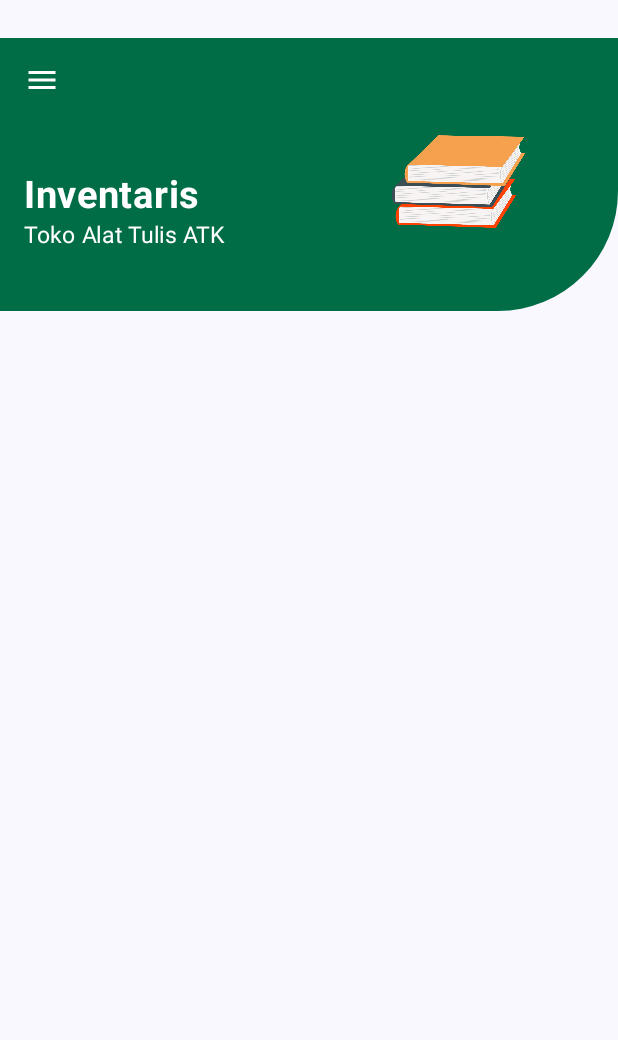
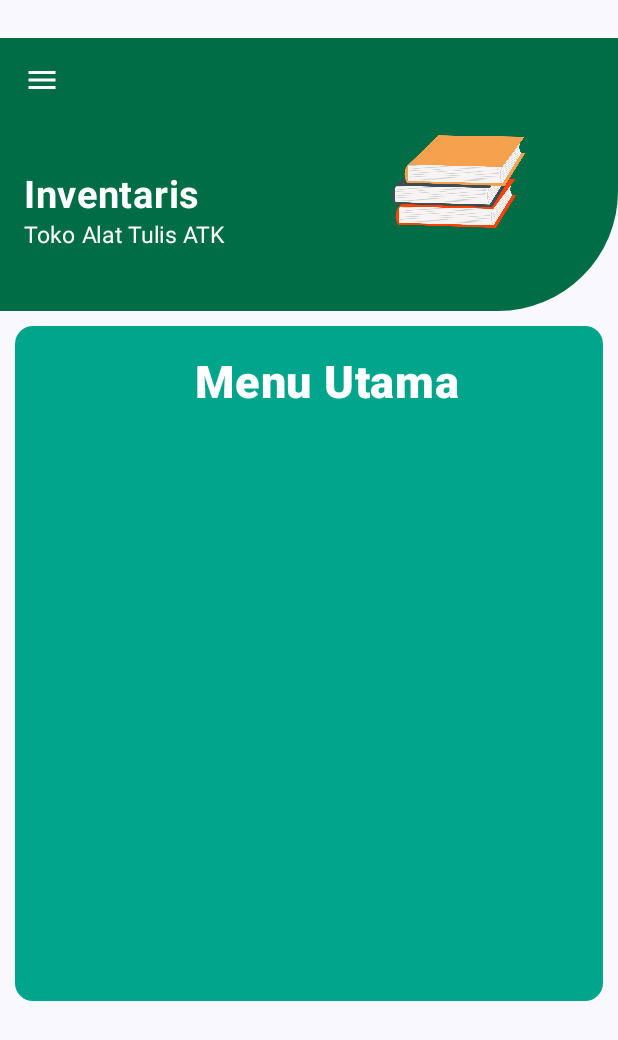
Before and after one commit to YusvanTriAtmojo/-UcpRoomDatabase_0082, an Android app built with Jetpack Compose: the composable HomeView shown on its own in the app's theme, on a phone screen of 412 x 824 dp. Shown: the top 1040 px of the screen. Run offline under Robolectric (Android 15) with nearby library versions, the phone set to English and light mode, and no system bars.

Commit message:
Membuat bagian isi di dalam column terdapat card dengan Text Menu Utama

```diff
--- a/app/src/main/java/com/example/ucp2/ui/view/HomeView.kt
+++ b/app/src/main/java/com/example/ucp2/ui/view/HomeView.kt
@@ -1,10 +1,22 @@
 package com.example.ucp2.ui.view
 
+import androidx.compose.foundation.layout.Arrangement
+import androidx.compose.foundation.layout.Column
+import androidx.compose.foundation.layout.fillMaxWidth
+import androidx.compose.foundation.layout.height
 import androidx.compose.foundation.layout.padding
+import androidx.compose.foundation.layout.width
+import androidx.compose.material3.Card
+import androidx.compose.material3.CardDefaults
 import androidx.compose.material3.Scaffold
+import androidx.compose.material3.Text
 import androidx.compose.runtime.Composable
+import androidx.compose.ui.Alignment
 import androidx.compose.ui.Modifier
+import androidx.compose.ui.graphics.Color
+import androidx.compose.ui.text.font.FontWeight
 import androidx.compose.ui.unit.dp
+import androidx.compose.ui.unit.sp
 import com.example.ucp2.ui.customwidget.TopAppBar
 
 
@@ -27,7 +39,31 @@ fun HomeView(
                 modifier = Modifier
             )
         }
-    ) {
-
+    ) { innerPadding ->
+        Column (
+            modifier = Modifier
+                .fillMaxWidth()
+                .padding(innerPadding),
+            verticalArrangement = Arrangement.Center,
+            horizontalAlignment = Alignment.CenterHorizontally
+        )
+        {
+            Card(
+                modifier = Modifier
+                    .padding(top = 10.dp, start = 10.dp, end = 10.dp)
+                    .height(450.dp)
+                    .width(500.dp),
+                colors = CardDefaults.cardColors(containerColor = Color(0xFF01A58B)),
+            )
+            {
+                Text(
+                    modifier = Modifier.padding(start = 120.dp, top = 20.dp),
+                    fontWeight = FontWeight.ExtraBold,
+                    fontSize = 30.sp,
+                    color = Color.White,
+                    text = "Menu Utama"
+                )
+            }
+        }
     }
 }
```
